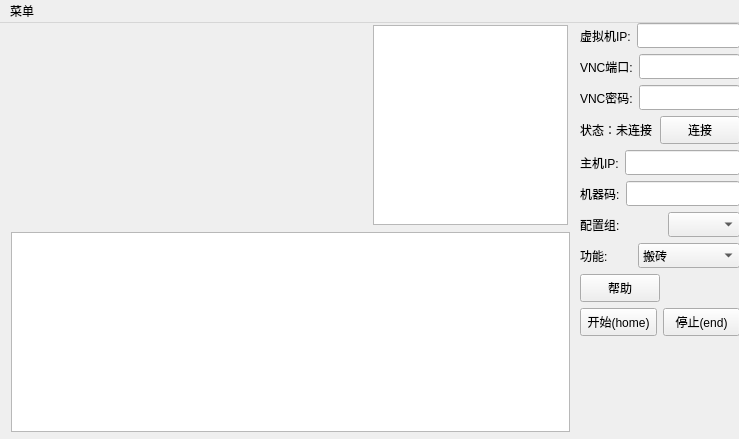
Above: view/main.ui from WuXuLiang97/automatic-painting before the change. Below: the same form after it.
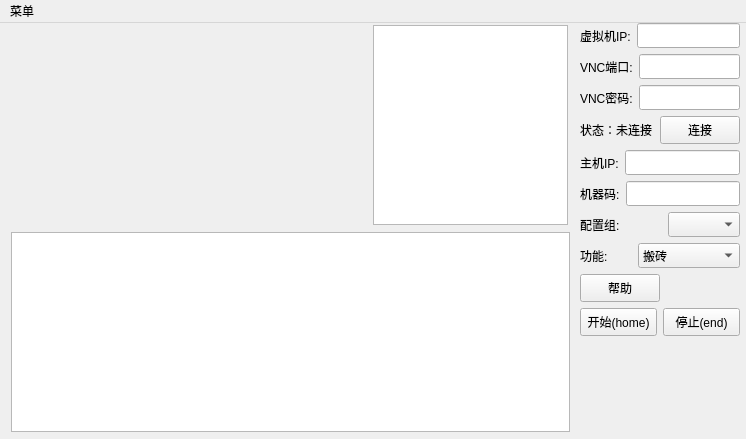
That is the form after the change.

Patch:
```diff
--- a/view/main.ui
+++ b/view/main.ui
@@ -6,7 +6,7 @@
    <rect>
     <x>0</x>
     <y>0</y>
-    <width>739</width>
+    <width>746</width>
     <height>439</height>
    </rect>
   </property>
@@ -405,7 +405,7 @@
     <rect>
      <x>0</x>
      <y>0</y>
-     <width>739</width>
+     <width>746</width>
      <height>23</height>
     </rect>
    </property>
```
